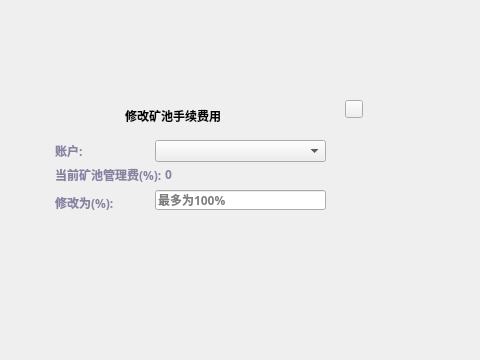
Before: the Qt Designer form LNKWallet/citizen/ChangePayBackDialog.ui in HcashOrg/hx-indicator, drawn with Qt 5; both pictures show x 315 to 795 and y 0 to 360 of the 960 by 543 pixel window.
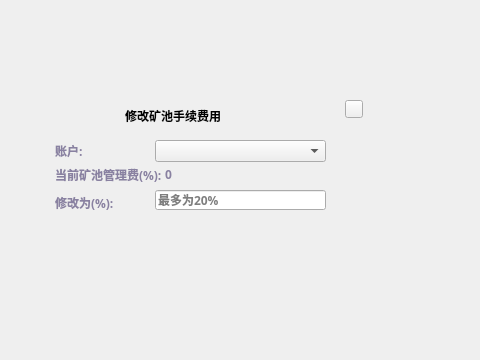
After: the same form once the commit is applied.

```diff
--- a/LNKWallet/citizen/ChangePayBackDialog.ui
+++ b/LNKWallet/citizen/ChangePayBackDialog.ui
@@ -174,7 +174,7 @@
       </rect>
      </property>
      <property name="placeholderText">
-      <string>最多为100%</string>
+      <string>最多为20%</string>
      </property>
     </widget>
     <widget class="QLabel" name="label_5">
```
